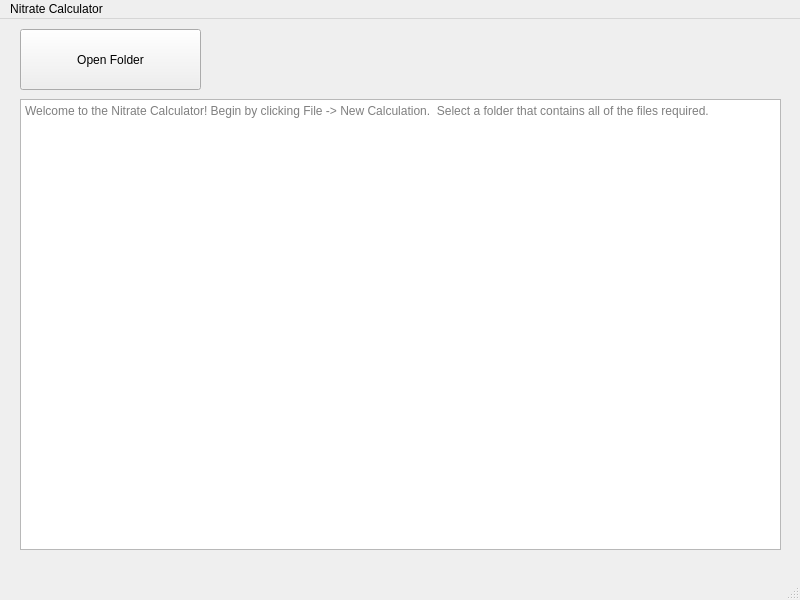
Qt form mainwindow.ui (garretthooten/NitrateCalculatorGUI) before a commit.
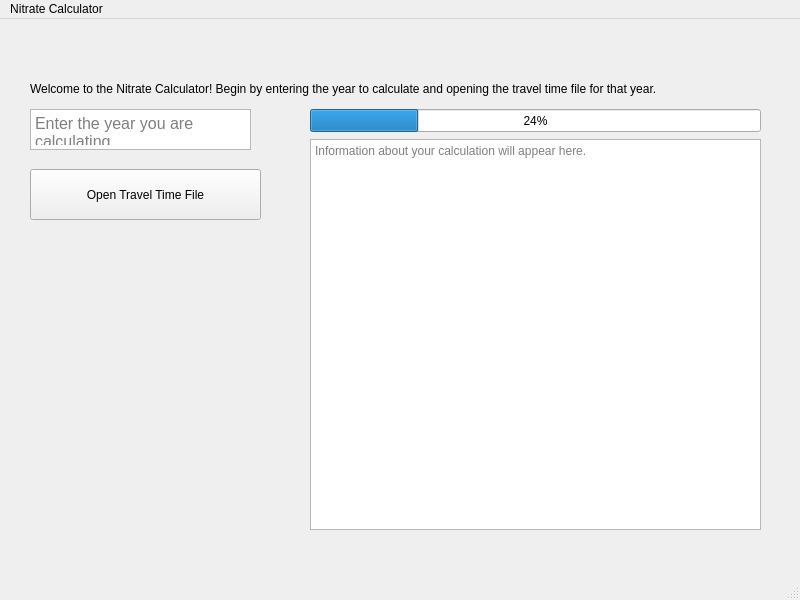
The same form after that commit.

Commit message: Implementing first layout

What changed in the file:
```diff
--- a/mainwindow.ui
+++ b/mainwindow.ui
@@ -14,30 +14,91 @@
    <string>MainWindow</string>
   </property>
   <widget class="QWidget" name="centralwidget">
-   <widget class="QTextEdit" name="textEdit">
+   <widget class="QLabel" name="IntroText">
+    <property name="enabled">
+     <bool>true</bool>
+    </property>
     <property name="geometry">
      <rect>
-      <x>20</x>
-      <y>80</y>
-      <width>761</width>
-      <height>451</height>
+      <x>30</x>
+      <y>0</y>
+      <width>721</width>
+      <height>141</height>
      </rect>
     </property>
+    <property name="sizePolicy">
+     <sizepolicy hsizetype="Maximum" vsizetype="Maximum">
+      <horstretch>0</horstretch>
+      <verstretch>0</verstretch>
+     </sizepolicy>
+    </property>
+    <property name="frameShape">
+     <enum>QFrame::NoFrame</enum>
+    </property>
+    <property name="text">
+     <string>Welcome to the Nitrate Calculator! Begin by entering the year to calculate and opening the travel time file for that year.</string>
+    </property>
+    <property name="textFormat">
+     <enum>Qt::RichText</enum>
+    </property>
+   </widget>
+   <widget class="QTextEdit" name="YearEntry">
+    <property name="geometry">
+     <rect>
+      <x>30</x>
+      <y>90</y>
+      <width>221</width>
+      <height>41</height>
+     </rect>
+    </property>
+    <property name="font">
+     <font>
+      <pointsize>12</pointsize>
+      <weight>50</weight>
+      <bold>false</bold>
+     </font>
+    </property>
     <property name="placeholderText">
-     <string>Welcome to the Nitrate Calculator! Begin by clicking File -&gt; New Calculation.  Select a folder that contains all of the files required.</string>
+     <string>Enter the year you are calculating</string>
     </property>
    </widget>
    <widget class="QPushButton" name="beginButton">
     <property name="geometry">
      <rect>
-      <x>20</x>
-      <y>10</y>
-      <width>181</width>
-      <height>61</height>
+      <x>30</x>
+      <y>150</y>
+      <width>231</width>
+      <height>51</height>
      </rect>
     </property>
     <property name="text">
-     <string>Open Folder</string>
+     <string>Open Travel Time File</string>
+    </property>
+   </widget>
+   <widget class="QTextBrowser" name="textBrowser">
+    <property name="geometry">
+     <rect>
+      <x>310</x>
+      <y>120</y>
+      <width>451</width>
+      <height>391</height>
+     </rect>
+    </property>
+    <property name="placeholderText">
+     <string>Information about your calculation will appear here.</string>
+    </property>
+   </widget>
+   <widget class="QProgressBar" name="progressBar">
+    <property name="geometry">
+     <rect>
+      <x>310</x>
+      <y>90</y>
+      <width>451</width>
+      <height>23</height>
+     </rect>
+    </property>
+    <property name="value">
+     <number>24</number>
     </property>
    </widget>
   </widget>
```
Left out of the diff: 4 changed lines with no effect on the pictures. The commit also changes 3 other files.
